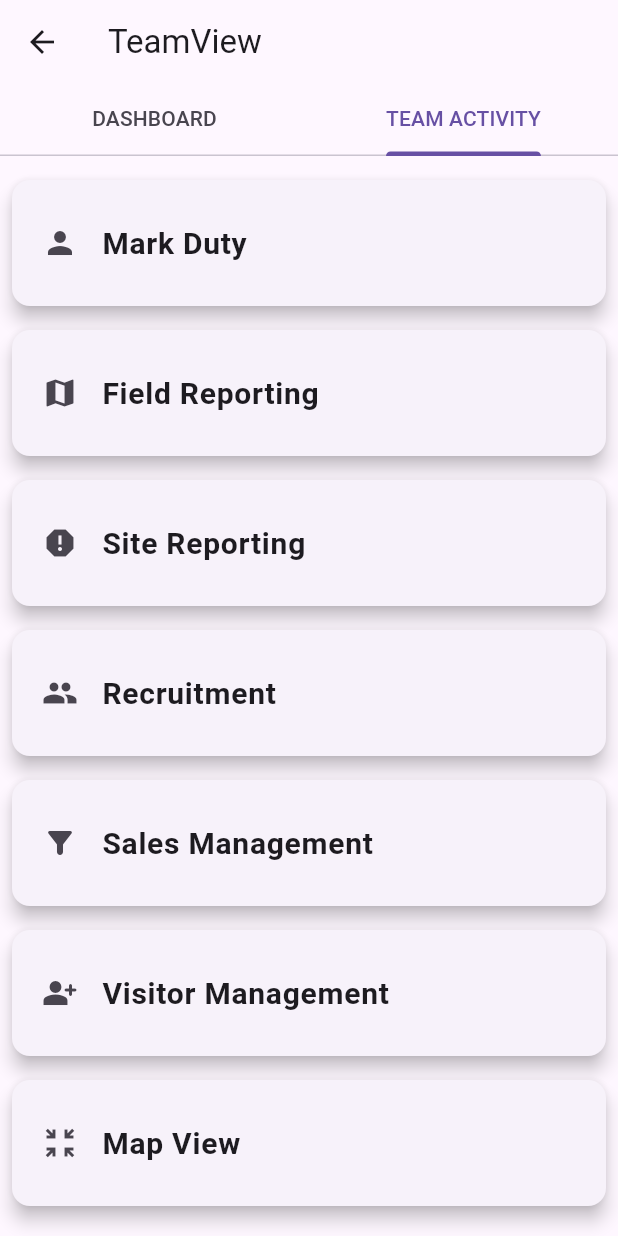
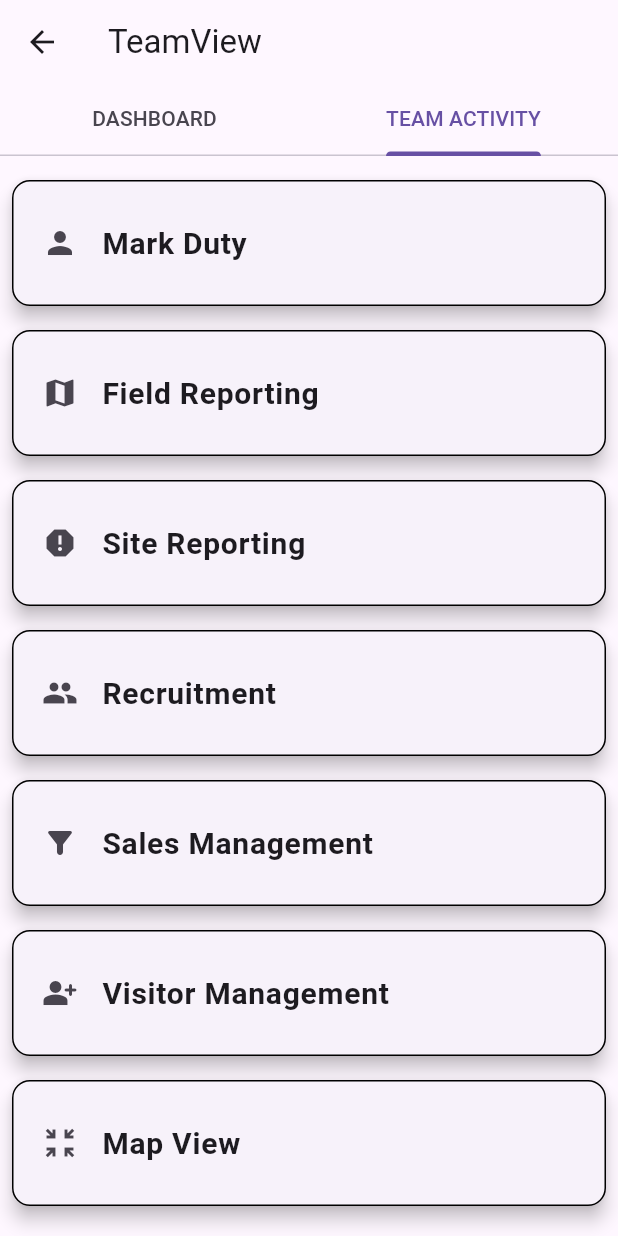
Before and after one commit to dhirenvigoinfotech/smart_erp, a Flutter app: the TeamView screen opened directly, tab 2 chosen, on a phone screen of 412 x 824 dp. Run offline on Flutter 3.47's test engine with Material 3 defaults, Android fonts, the phone set to English and light mode, and no system bars; our stand-ins replace firebase_core; accounts and stored records are empty.

Commit message:
New Project

```diff
--- a/lib/Screens/main_screen.dart
+++ b/lib/Screens/main_screen.dart
@@ -69,6 +69,10 @@ class _MainScreenState extends State<MainScreen> {
             child: Card(
               elevation: 5.0,
               margin: const EdgeInsets.all(8.0),
+              shape: RoundedRectangleBorder(
+                borderRadius: BorderRadius.circular(12.0),
+                side: const BorderSide(color: Colors.black, width: 1.0),
+              ),
               child: ListTile(
                 contentPadding: const EdgeInsets.symmetric(vertical: 11, horizontal: 20),
                 title: Text(
@@ -83,6 +87,7 @@ class _MainScreenState extends State<MainScreen> {
       ),
     );
   }
+
 
   IconData getIconForItem(int index) {
     switch (index) {
--- a/lib/Screens/team_view.dart
+++ b/lib/Screens/team_view.dart
@@ -71,6 +71,10 @@ class _TeamViewState extends State<TeamView> {
     return Card(
       elevation: 5,
       margin: const EdgeInsets.all(8),
+      shape: RoundedRectangleBorder(
+        borderRadius: BorderRadius.circular(12.0),
+        side: BorderSide(color: Colors.black, width: 1.0),
+      ),
       child: Padding(
         padding: const EdgeInsets.all(8),
         child: Column(
@@ -129,6 +133,7 @@ class _TeamViewState extends State<TeamView> {
   }
 
 
+
   Widget _teamActivityTab() {
     List<String> teamActivityItems = [
       'Mark Duty',
@@ -170,6 +175,10 @@ class _TeamViewState extends State<TeamView> {
         return Card(
           elevation: 5.0,
           margin: const EdgeInsets.all(8.0),
+          shape: RoundedRectangleBorder(
+            borderRadius: BorderRadius.circular(12.0),
+            side: const BorderSide(color: Colors.black, width: 1.0),
+          ),
           child: ListTile(
             contentPadding: const EdgeInsets.symmetric(vertical: 14, horizontal: 20),
             title: Text(
@@ -184,6 +193,7 @@ class _TeamViewState extends State<TeamView> {
         );
       },
     );
+
   }
 
   IconData getIconForTeamActivityItem(int index) {
```
